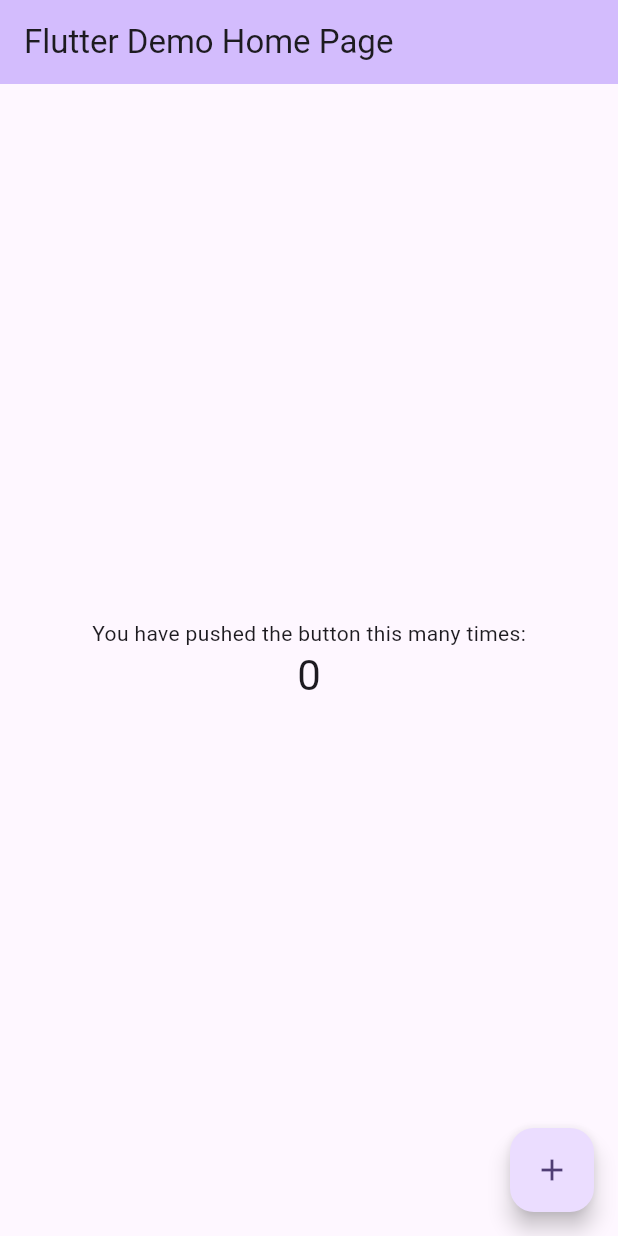
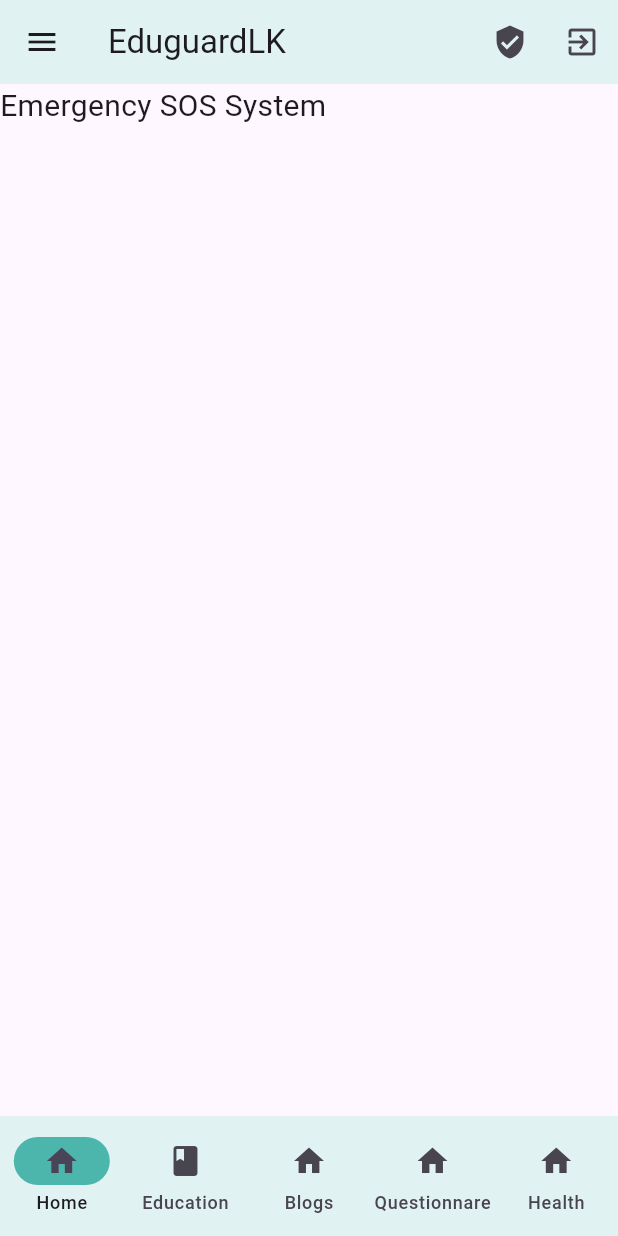
Before and after one commit to sajitheranda05/EduGuard_R24_141, a Flutter app: the screen it shows after launch, on a phone screen of 412 x 824 dp. Run offline on Flutter 3.47's test engine with Material 3 defaults, Android fonts, the phone set to English and light mode, and no system bars.

Commit message:
Application Layout
Implementation of bottom navigation bar and the app bar.

```diff
--- a/lib/main.dart
+++ b/lib/main.dart
@@ -1,3 +1,6 @@
+// ignore_for_file: prefer_const_constructors, prefer_const_literals_to_create_immutables
+
+import 'package:eduguard/src/features/sos_system/screens/sos_home.dart';
 import 'package:flutter/material.dart';
 
 void main() {
@@ -11,115 +14,73 @@
   @override
   Widget build(BuildContext context) {
     return MaterialApp(
-      title: 'Flutter Demo',
+      debugShowCheckedModeBanner: false,
+      title: "EduguardLK",
       theme: ThemeData(
-        // This is the theme of your application.
-        //
-        // TRY THIS: Try running your application with "flutter run". You'll see
-        // the application has a purple toolbar. Then, without quitting the app,
-        // try changing the seedColor in the colorScheme below to Colors.green
-        // and then invoke "hot reload" (save your changes or press the "hot
-        // reload" button in a Flutter-supported IDE, or press "r" if you used
-        // the command line to start the app).
-        //
-        // Notice that the counter didn't reset back to zero; the application
-        // state is not lost during the reload. To reset the state, use hot
-        // restart instead.
-        //
-        // This works for code too, not just values: Most code changes can be
-        // tested with just a hot reload.
-        colorScheme: ColorScheme.fromSeed(seedColor: Colors.deepPurple),
-        useMaterial3: true,
+        primaryColor: Colors.blue,
       ),
-      home: const MyHomePage(title: 'Flutter Demo Home Page'),
-    );
+      home: MyHomePage(),
+      );
   }
 }
 
 class MyHomePage extends StatefulWidget {
-  const MyHomePage({super.key, required this.title});
-
-  // This widget is the home page of your application. It is stateful, meaning
-  // that it has a State object (defined below) that contains fields that affect
-  // how it looks.
-
-  // This class is the configuration for the state. It holds the values (in this
-  // case the title) provided by the parent (in this case the App widget) and
-  // used by the build method of the State. Fields in a Widget subclass are
-  // always marked "final".
-
-  final String title;
+  const MyHomePage({super.key});
 
   @override
   State<MyHomePage> createState() => _MyHomePageState();
 }
 
 class _MyHomePageState extends State<MyHomePage> {
-  int _counter = 0;
+   int currentPageIndex =0;
 
-  void _incrementCounter() {
-    setState(() {
-      // This call to setState tells the Flutter framework that something has
-      // changed in this State, which causes it to rerun the build method below
-      // so that the display can reflect the updated values. If we changed
-      // _counter without calling setState(), then the build method would not be
-      // called again, and so nothing would appear to happen.
-      _counter++;
-    });
-  }
+  //Call page function
+   List<Widget> featureHomePages =[
+    SOSHome(),//Text('Home', style:TextStyle(fontSize: 20.0)),
+    Text('Education', style:TextStyle(fontSize: 20.0)),
+    Text('Blogs', style:TextStyle(fontSize: 20.0)),
+    Text('Questionnare', style:TextStyle(fontSize: 20.0)),
+    Text('Health', style:TextStyle(fontSize: 20.0)),
+   ];
 
   @override
   Widget build(BuildContext context) {
-    // This method is rerun every time setState is called, for instance as done
-    // by the _incrementCounter method above.
-    //
-    // The Flutter framework has been optimized to make rerunning build methods
-    // fast, so that you can just rebuild anything that needs updating rather
-    // than having to individually change instances of widgets.
     return Scaffold(
+      //Appbar
       appBar: AppBar(
-        // TRY THIS: Try changing the color here to a specific color (to
-        // Colors.amber, perhaps?) and trigger a hot reload to see the AppBar
-        // change color while the other colors stay the same.
-        backgroundColor: Theme.of(context).colorScheme.inversePrimary,
-        // Here we take the value from the MyHomePage object that was created by
-        // the App.build method, and use it to set our appbar title.
-        title: Text(widget.title),
+        backgroundColor: Colors.teal[50],
+        title: const Text("EduguardLK"),
+        leading: IconButton(onPressed: () {}, icon: const Icon(Icons.menu)),
+        actions: <Widget>[
+          IconButton(onPressed: () {}, icon: const Icon(Icons.verified_user)),
+          IconButton(onPressed: () {}, icon: const Icon(Icons.exit_to_app))
+        ],
       ),
-      body: Center(
-        // Center is a layout widget. It takes a single child and positions it
-        // in the middle of the parent.
-        child: Column(
-          // Column is also a layout widget. It takes a list of children and
-          // arranges them vertically. By default, it sizes itself to fit its
-          // children horizontally, and tries to be as tall as its parent.
-          //
-          // Column has various properties to control how it sizes itself and
-          // how it positions its children. Here we use mainAxisAlignment to
-          // center the children vertically; the main axis here is the vertical
-          // axis because Columns are vertical (the cross axis would be
-          // horizontal).
-          //
-          // TRY THIS: Invoke "debug painting" (choose the "Toggle Debug Paint"
-          // action in the IDE, or press "p" in the console), to see the
-          // wireframe for each widget.
-          mainAxisAlignment: MainAxisAlignment.center,
-          children: <Widget>[
-            const Text(
-              'You have pushed the button this many times:',
-            ),
-            Text(
-              '$_counter',
-              style: Theme.of(context).textTheme.headlineMedium,
-            ),
-          ],
-        ),
+
+      body: IndexedStack(
+        index: currentPageIndex,
+        children: featureHomePages,
       ),
-      floatingActionButton: FloatingActionButton(
-        onPressed: _incrementCounter,
-        tooltip: 'Increment',
-        child: const Icon(Icons.add),
-      ), // This trailing comma makes auto-formatting nicer for build methods.
+
+      //Bottom Navibagtion
+      bottomNavigationBar: NavigationBar(
+        onDestinationSelected: (int index) {
+          setState(() {
+            currentPageIndex = index;
+          });
+        },
+        selectedIndex: currentPageIndex,
+        height: 80.0,
+        backgroundColor: Colors.teal[50],
+        indicatorColor: Colors.teal[300],
+        destinations: <NavigationDestination>[
+          NavigationDestination(icon: Icon(Icons.home), label: 'Home'),
+          NavigationDestination(icon: Icon(Icons.book), label: 'Education'),
+          NavigationDestination(icon: Icon(Icons.home), label: 'Blogs'),
+          NavigationDestination(icon: Icon(Icons.home), label: 'Questionnare'),
+          NavigationDestination(icon: Icon(Icons.home), label: 'Health'),
+        ],
+      )
     );
   }
 }
--- /dev/null
+++ b/lib/src/features/sos_system/screens/sos_home.dart
@@ -0,0 +1,19 @@
+// ignore_for_file: prefer_const_constructors
+
+import 'package:flutter/material.dart';
+
+class SOSHome extends StatefulWidget {
+  const SOSHome({super.key});
+
+  @override
+  State<SOSHome> createState() => _SOSHomeState();
+}
+
+class _SOSHomeState extends State<SOSHome> {
+  @override
+  Widget build(BuildContext context) {
+    return  Scaffold(
+      body: Text('Emergency SOS System', style: TextStyle(fontSize: 20.0),),
+    );
+  }
+}
--- a/pubspec.yaml
+++ b/pubspec.yaml
@@ -19,7 +19,7 @@ publish_to: 'none' # Remove this line if you wish to publish to pub.dev
 version: 1.0.0+1
 
 environment:
-  sdk: '>=3.3.4 <4.0.0'
+  sdk: '>=3.3.0 <4.0.0'
 
 # Dependencies specify other packages that your package needs in order to work.
 # To automatically upgrade your package dependencies to the latest versions
```
Also changed, not shown: pubspec.lock.
